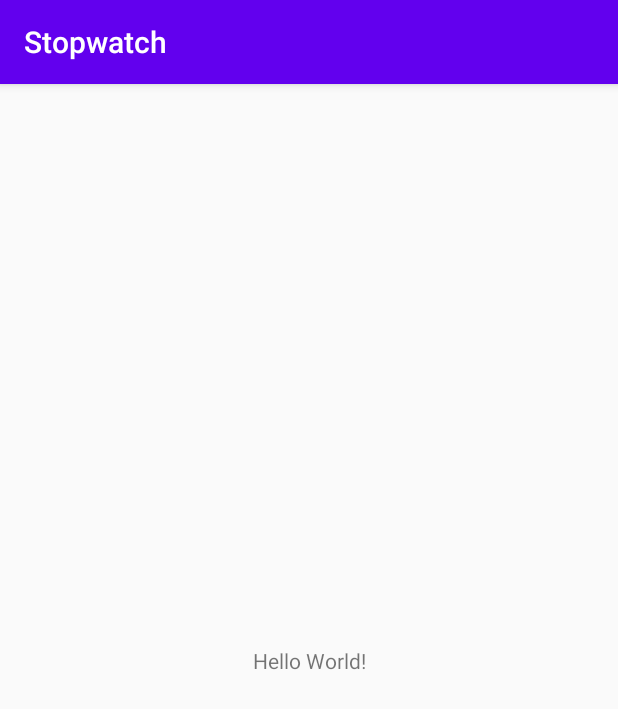
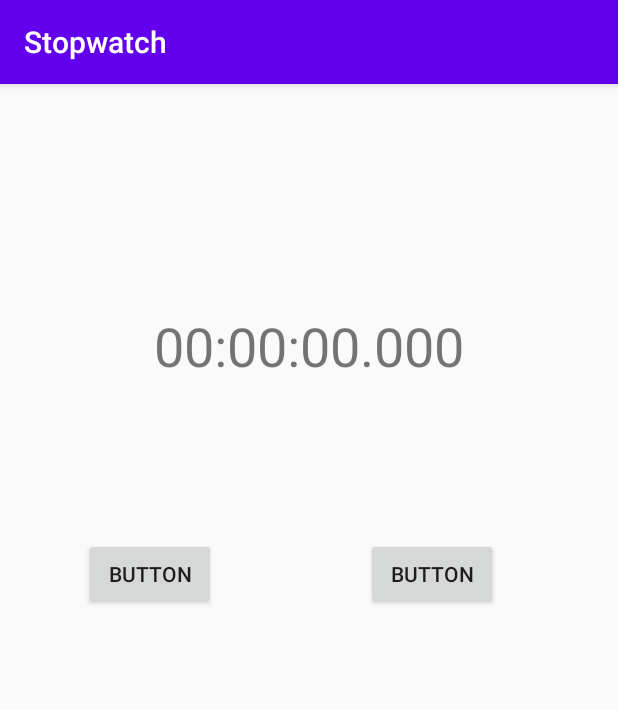
Before and after one commit to FachryIkhsal890/Aplikasi-Stopwatch, an Android app: the screen it shows after launch (MainActivity), on a phone screen of 412 x 824 dp. Shown: the top 709 px of the screen. Run offline under Robolectric (Android 15) with nearby library versions, the phone set to English and light mode, and no system bars.

Commit message:
Tambah button dan ubah txtView

```diff
--- a/app/src/main/res/layout/activity_main.xml
+++ b/app/src/main/res/layout/activity_main.xml
@@ -7,12 +7,35 @@
     tools:context=".MainActivity">
 
     <TextView
-        android:layout_width="wrap_content"
+        android:id="@+id/textView"
+        android:layout_width="0dp"
         android:layout_height="wrap_content"
-        android:text="Hello World!"
-        app:layout_constraintBottom_toBottomOf="parent"
+        android:layout_marginTop="150dp"
+        android:text="00:00:00.000"
+        android:textAlignment="center"
+        android:textSize="36sp"
         app:layout_constraintLeft_toLeftOf="parent"
         app:layout_constraintRight_toRightOf="parent"
         app:layout_constraintTop_toTopOf="parent" />
 
+    <Button
+        android:id="@+id/button"
+        android:layout_width="wrap_content"
+        android:layout_height="wrap_content"
+        android:layout_marginStart="56dp"
+        android:layout_marginTop="104dp"
+        android:text="Button"
+        app:layout_constraintStart_toStartOf="parent"
+        app:layout_constraintTop_toBottomOf="@+id/textView" />
+
+    <Button
+        android:id="@+id/button2"
+        android:layout_width="wrap_content"
+        android:layout_height="wrap_content"
+        android:layout_marginTop="104dp"
+        android:layout_marginEnd="80dp"
+        android:text="Button"
+        app:layout_constraintEnd_toEndOf="parent"
+        app:layout_constraintTop_toBottomOf="@+id/textView" />
+
 </androidx.constraintlayout.widget.ConstraintLayout>
```
